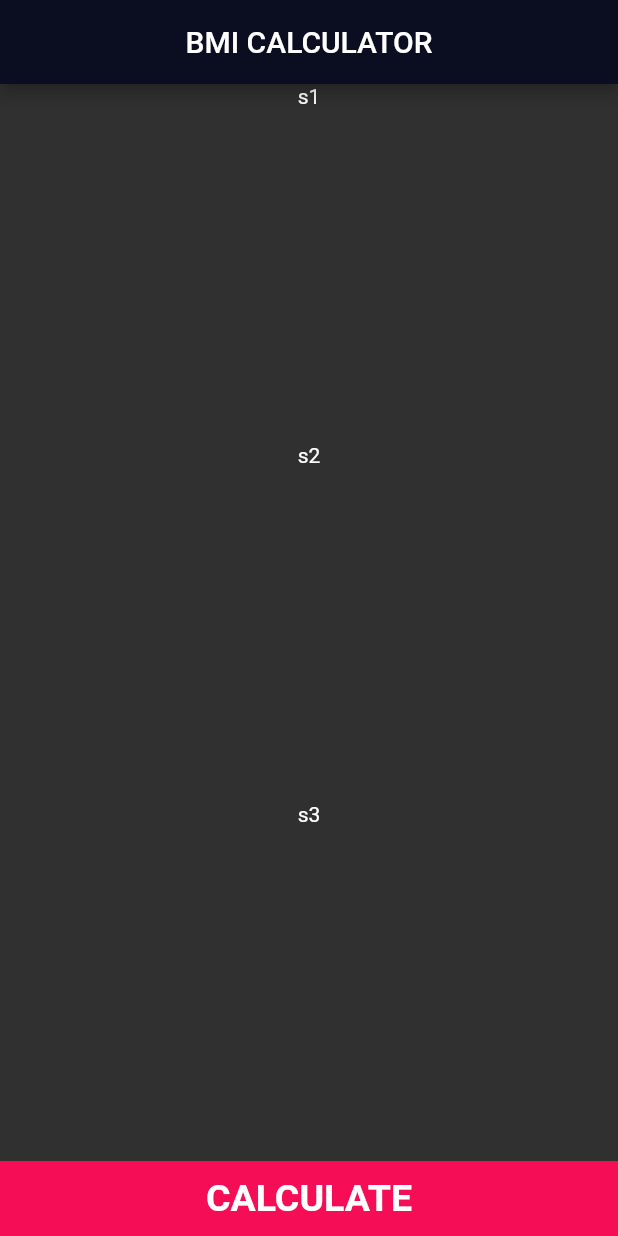
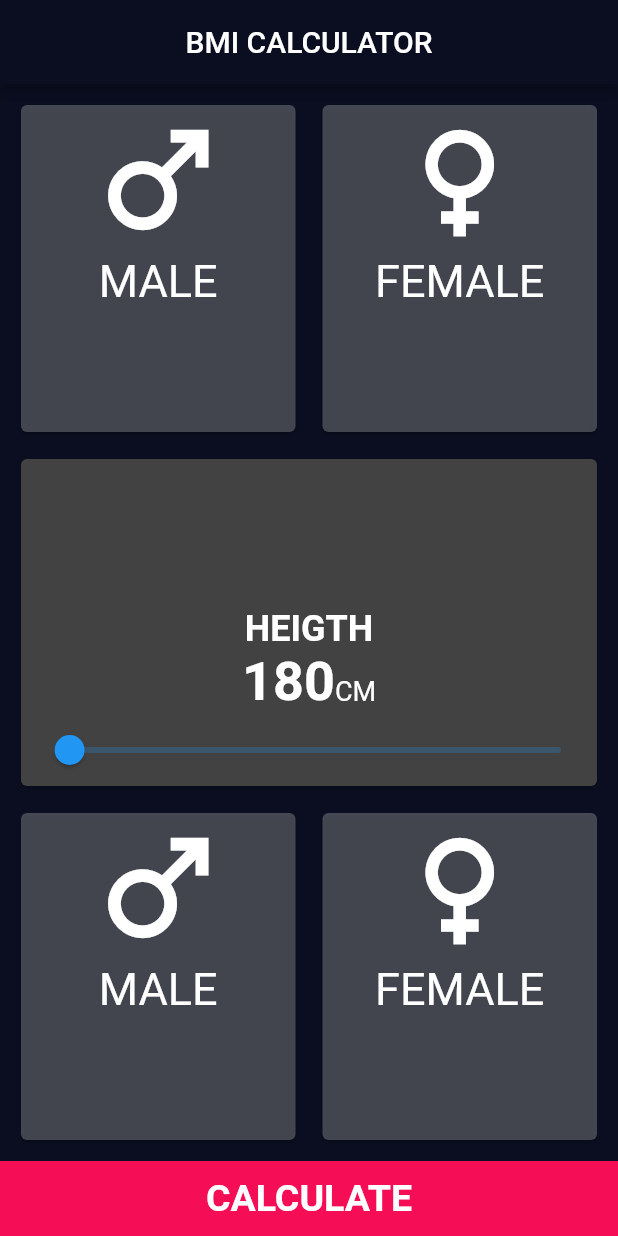
Before and after one commit to Nargiza0987/snpad_bmi_ui, a Flutter app: the screen it shows after launch, on a phone screen of 412 x 824 dp. Run offline on Flutter 3.47's test engine with Material 2 defaults, Android fonts, the phone set to English and light mode, and no system bars.

Commit message:
added snpad_bmi_ui

```diff
--- a/lib/app.dart
+++ b/lib/app.dart
@@ -10,7 +10,7 @@
       debugShowCheckedModeBanner: false,
       title: 'Flutter Demo',
       theme: ThemeData.dark(),
-      home: MyHomePage(),
+      home: const HomeView(),
     );
   }
 }
--- a/lib/app_colors.dart
+++ /dev/null
@@ -1,10 +0,0 @@
-import 'package:flutter/material.dart';
-
-class AppColor {
-  static Color BgColor = Color(0xff0a0e20);
-  static Color redColor = Color(0xfff50d56);
-  static Color blColor = Color(0xff111327);
-  static Color grColor = Color(0xff1d1e32);
-  static Color glColor = Color(0xff4c5f5d);
-  static Color whColor = Color(0xffffffff);
-}
--- a/lib/calculate_button.dart
+++ b/lib/components/calculate_button.dart
@@ -1,12 +1,10 @@
 import 'package:flutter/material.dart';
-
-import 'app_colors.dart';
+import '../utils/app_colors.dart';
 
 class CalculateButton extends StatelessWidget {
   const CalculateButton({
     super.key,
   });
-
   @override
   Widget build(BuildContext context) {
     return InkWell(
@@ -16,7 +14,7 @@
         child: Container(
           height: 50,
           width: double.infinity,
-          color: AppColor.redColor,
+          color: AppColor.buttonColor,
           child: Center(
             child: Text(
               'CALCULATE',
--- /dev/null
+++ b/lib/components/card_height.dart
@@ -0,0 +1,38 @@
+import 'package:flutter/material.dart';
+import '../utils/app_text.dart';
+import 'card_slider.dart';
+
+class CardHeight extends StatelessWidget {
+  const CardHeight({
+    super.key,
+  });
+
+  @override
+  Widget build(BuildContext context) {
+    return Card(
+      child: Column(
+        mainAxisAlignment: MainAxisAlignment.end,
+        children: [
+          Text(
+            AppText.height,
+            style: TextStyle(fontSize: 24, fontWeight: FontWeight.w700),
+          ),
+          Row(
+            mainAxisAlignment: MainAxisAlignment.center,
+            children: [
+              Text(
+                '180',
+                style: TextStyle(fontSize: 36, fontWeight: FontWeight.w700),
+              ),
+              Text(
+                AppText.cm,
+                style: TextStyle(fontSize: 18, height: 2.4),
+              ),
+            ],
+          ),
+          Sliders(),
+        ],
+      ),
+    );
+  }
+}
--- /dev/null
+++ b/lib/components/card_male.dart
@@ -0,0 +1,29 @@
+import 'package:flutter/material.dart';
+
+class CardMale extends StatelessWidget {
+  const CardMale({
+    super.key,
+    required this.icon,
+    required this.text,
+  });
+  final IconData icon;
+  final String text;
+
+  @override
+  Widget build(BuildContext context) {
+    return Expanded(
+      child: Card(
+        color: Colors.white24,
+        child: Column(
+          children: [
+            Icon(icon, size: 100),
+            Text(
+              text,
+              style: TextStyle(fontSize: 30),
+            ),
+          ],
+        ),
+      ),
+    );
+  }
+}
--- /dev/null
+++ b/lib/components/card_slider.dart
@@ -0,0 +1,24 @@
+import 'package:flutter/material.dart';
+
+class Sliders extends StatefulWidget {
+  const Sliders({super.key});
+
+  @override
+  State<Sliders> createState() => _SlidersState();
+}
+
+class _SlidersState extends State<Sliders> {
+  double currentValue = 20;
+  @override
+  Widget build(BuildContext context) {
+    return Slider(
+      max: 200,
+      value: 5,
+      onChanged: (double value) {
+        setState(() {
+          currentValue = value;
+        });
+      },
+    );
+  }
+}
--- a/lib/home_page.dart
+++ b/lib/home_page.dart
@@ -1,37 +1,70 @@
 import 'package:flutter/material.dart';
-import 'package:snpad_bmi_ui/calculate_button.dart';
+import 'package:snpad_bmi_ui/components/calculate_button.dart';
+import 'package:snpad_bmi_ui/utils/app_text.dart';
+import 'components/card_height.dart';
+import 'components/card_male.dart';
+import 'utils/app_colors.dart';
 
-import 'app_colors.dart';
-
-class MyHomePage extends StatefulWidget {
-  const MyHomePage({super.key});
+class HomeView extends StatefulWidget {
+  const HomeView({super.key});
 
   @override
-  State<MyHomePage> createState() => _MyHomePageState();
+  State<HomeView> createState() => _HomeViewState();
 }
 
-class _MyHomePageState extends State<MyHomePage> {
+class _HomeViewState extends State<HomeView> {
   @override
   Widget build(BuildContext context) {
     return Scaffold(
+      backgroundColor: AppColor.backgroundColor,
       appBar: AppBar(
-        backgroundColor: AppColor.BgColor,
+        backgroundColor: AppColor.backgroundColor,
         centerTitle: true,
         title: const Text(
           'BMI CALCULATOR',
           style: TextStyle(color: Colors.white),
         ),
       ),
-      body: const Center(
+      body: Padding(
+        padding: EdgeInsets.all(10),
         child: Column(
           children: <Widget>[
-            Expanded(child: Text('s1')),
-            Expanded(child: Text('s2')),
-            Expanded(child: Text('s3')),
-            CalculateButton(),
+            Expanded(
+              child: Row(
+                children: [
+                  CardMale(
+                    icon: Icons.male,
+                    text: AppText.male,
+                  ),
+                  SizedBox(width: 10),
+                  CardMale(
+                    icon: Icons.female,
+                    text: AppText.female,
+                  ),
+                ],
+              ),
+            ),
+            SizedBox(height: 10),
+            Expanded(child: CardHeight()),
+            SizedBox(height: 10),
+            Expanded(
+                child: Row(
+              children: [
+                CardMale(
+                  icon: Icons.male,
+                  text: AppText.male,
+                ),
+                SizedBox(width: 10),
+                CardMale(
+                  icon: Icons.female,
+                  text: AppText.female,
+                ),
+              ],
+            )),
           ],
         ),
       ),
+      bottomNavigationBar: CalculateButton(),
     );
   }
 }
--- /dev/null
+++ b/lib/utils/app_colors.dart
@@ -0,0 +1,10 @@
+import 'package:flutter/material.dart';
+
+class AppColor {
+  static const Color backgroundColor = Color(0xff0A0E20);
+  static const Color buttonColor = Color(0xffF50D56);
+  static const Color greyText = Color(0xff878892);
+  static const Color whiteText = Color(0xffFFFFFF);
+  static const Color cardColor = Color(0xff111327);
+  static const Color button2Color = Color(0xff4c4f5D);
+}
--- /dev/null
+++ b/lib/utils/app_text.dart
@@ -0,0 +1,10 @@
+class AppText {
+  static const appbartitle = 'BMI CALCULATOR';
+  static const callbackAction = 'CALCULATE';
+  static const male = 'MALE';
+  static const female = 'FEMALE';
+  static const height = 'HEIGTH';
+  static const cm = 'CM';
+  static const weight = 'WEIGHT';
+  static const age = 'AGE';
+}
```
Also changed, not shown: 1 other file.
